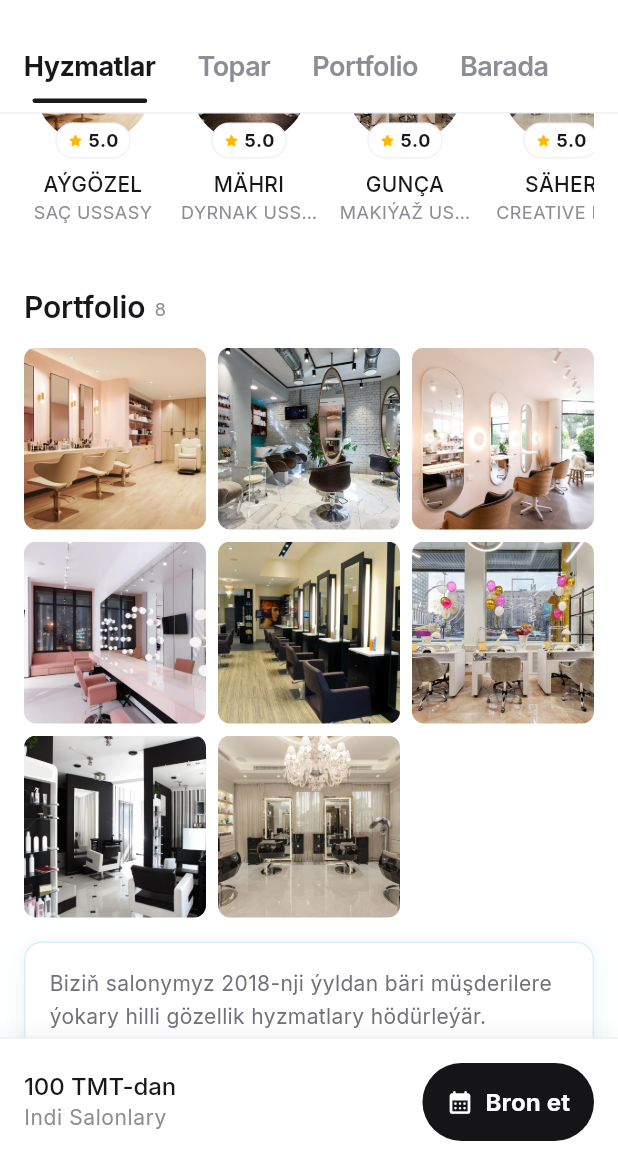
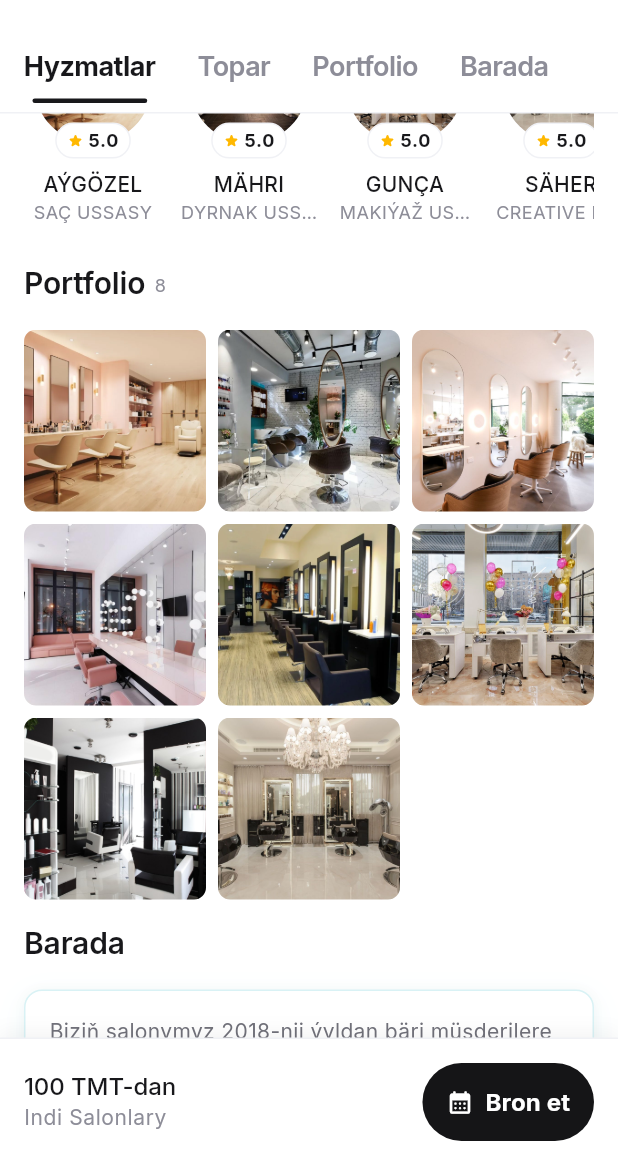
Before and after one commit to pllp070809-max/Parla, a Flutter app: the SalonDetailScreen screen opened directly with empty values, scrolled down 1152 dp, on a phone screen of 412 x 824 dp, the part 71-1236 px from its top. Run offline on Flutter 3.47's test engine with Material 3 defaults, Android fonts, the phone set to English and light mode, and no system bars; our stand-ins replace flutter_map, flutter_riverpod, geolocator, google_fonts, latlong2, shared_preferences; accounts and stored records are empty.

Commit message:
13.04.26, 23:02
Made-with: Cursor

```diff
--- a/parla_app/lib/screens/salon_detail_screen.dart
+++ b/parla_app/lib/screens/salon_detail_screen.dart
@@ -172,6 +172,14 @@ String _formatClock(DateTime time) {
   return '$hh:$mm';
 }
 
+TextStyle? _detailSectionTitleStyle(TextTheme tt) {
+  return tt.titleLarge?.copyWith(
+    fontWeight: FontWeight.w600,
+    color: kTextPrimary,
+    letterSpacing: -0.1,
+  );
+}
+
 // ── Helpers ──
 
 Future<LatLng?> _getUserLocation() async {
@@ -500,7 +508,7 @@ class _SalonDetailBodyState extends State<_SalonDetailBody> {
               child: Padding(
                 key: _sectionKeys[2],
                 padding: const EdgeInsets.fromLTRB(
-                    AppSpacing.xl, AppSpacing.xl, AppSpacing.xl, 0),
+                    AppSpacing.xl, 0, AppSpacing.xl, 0),
                 child: _PortfolioSection(salon: salon, images: images),
               ),
             ),
@@ -1234,8 +1242,7 @@ class _ServicesSectionState extends State<_ServicesSection> {
   void didUpdateWidget(covariant _ServicesSection oldWidget) {
     super.didUpdateWidget(oldWidget);
     final keys = _categoryKeysForSalon(widget.salon.services);
-    if (_selectedCategoryKey != 'all' &&
-        !keys.contains(_selectedCategoryKey)) {
+    if (_selectedCategoryKey != 'all' && !keys.contains(_selectedCategoryKey)) {
       _selectedCategoryKey = 'all';
     }
   }
@@ -1259,11 +1266,7 @@ class _ServicesSectionState extends State<_ServicesSection> {
       Text(
         'Hyzmatlar',
         key: const ValueKey('section-title-services'),
-        style: tt.titleLarge?.copyWith(
-          fontWeight: FontWeight.w600,
-          color: kTextPrimary,
-          letterSpacing: -0.1,
-        ),
+        style: _detailSectionTitleStyle(tt),
       ),
       const SizedBox(height: 18),
       SingleChildScrollView(
@@ -1311,8 +1314,7 @@ class _ServicesSectionState extends State<_ServicesSection> {
                         _labelForCategoryKey(categoryKey),
                         style: tt.labelLarge?.copyWith(
                           fontWeight: FontWeight.w400,
-                          color:
-                              selected ? Colors.white : kTextSecondary,
+                          color: selected ? Colors.white : kTextSecondary,
                         ),
                       ),
                     ),
@@ -1474,10 +1476,7 @@ class _TeamSection extends StatelessWidget {
             Text(
               'Topar',
               key: const ValueKey('section-title-team'),
-              style: tt.titleLarge?.copyWith(
-                fontWeight: FontWeight.w600,
-                color: kTextPrimary,
-              ),
+              style: _detailSectionTitleStyle(tt),
             ),
             const Spacer(),
             TextButton(
@@ -1654,8 +1653,7 @@ class _PortfolioSection extends StatelessWidget {
             Text(
               'Portfolio',
               key: const ValueKey('section-title-portfolio'),
-              style: tt.titleLarge
-                  ?.copyWith(fontWeight: FontWeight.w600, color: kTextPrimary),
+              style: _detailSectionTitleStyle(tt),
             ),
             const SizedBox(width: 6),
             Padding(
@@ -1670,7 +1668,7 @@ class _PortfolioSection extends StatelessWidget {
             ),
           ],
         ),
-        const SizedBox(height: 14),
+        const SizedBox(height: 18),
         if (images.isEmpty)
           Padding(
             padding: const EdgeInsets.symmetric(vertical: 20),
@@ -1760,6 +1758,12 @@ class _AboutSectionState extends State<_AboutSection> {
     return Column(
       crossAxisAlignment: CrossAxisAlignment.start,
       children: [
+        Text(
+          'Barada',
+          key: const ValueKey('section-title-about'),
+          style: _detailSectionTitleStyle(tt),
+        ),
+        const SizedBox(height: 18),
         // Description card
         Container(
           width: double.infinity,
@@ -1810,8 +1814,7 @@ class _AboutSectionState extends State<_AboutSection> {
                       size: 22, color: kPrimary),
                   const SizedBox(width: AppSpacing.s),
                   Text('Iş wagty',
-                      style:
-                          tt.titleLarge?.copyWith(fontWeight: FontWeight.w600)),
+                      style: _detailSectionTitleStyle(tt)),
                 ],
               ),
               const SizedBox(height: AppSpacing.m),
@@ -1860,8 +1863,7 @@ class _AboutSectionState extends State<_AboutSection> {
                       size: 22, color: kSuccess),
                   const SizedBox(width: AppSpacing.s),
                   Text('Goşmaça maglumat',
-                      style:
-                          tt.titleLarge?.copyWith(fontWeight: FontWeight.w600)),
+                      style: _detailSectionTitleStyle(tt)),
                 ],
               ),
               const SizedBox(height: AppSpacing.m),
@@ -1905,7 +1907,7 @@ class _NearbySalonsSection extends StatelessWidget {
             const Icon(Icons.location_on_rounded, size: 22, color: kPrimary),
             const SizedBox(width: AppSpacing.s),
             Text('Töwerekde salonlar',
-                style: tt.titleMedium?.copyWith(fontWeight: FontWeight.w500)),
+                style: _detailSectionTitleStyle(tt)),
           ],
         ),
         const SizedBox(height: AppSpacing.m),
@@ -1952,8 +1954,8 @@ class _NearbySalonsSection extends StatelessWidget {
                               overflow: TextOverflow.ellipsis),
                           Text(
                               '${(1.1 + i * 0.4).toStringAsFixed(1)} km · mock',
-                              style: tt.labelSmall?.copyWith(
-                                  color: kTextTertiary)),
+                              style: tt.labelSmall
+                                  ?.copyWith(color: kTextTertiary)),
                         ],
                       ),
                     ),
@@ -2183,7 +2185,9 @@ class _SalonMapSectionState extends State<_SalonMapSection> {
                   borderRadius: BorderRadius.circular(AppRadius.s)),
               child: const Icon(Icons.map_rounded, size: 18, color: kPrimary)),
           const SizedBox(width: AppSpacing.s + 2),
-          Expanded(child: Text('Ýerleşýän ýeri', style: tt.titleMedium)),
+          Expanded(
+            child: Text('Ýerleşýän ýeri', style: _detailSectionTitleStyle(tt)),
+          ),
         ]),
         const SizedBox(height: AppSpacing.m),
         Container(
```
Also changed, not shown: parla_app/pubspec.lock.
